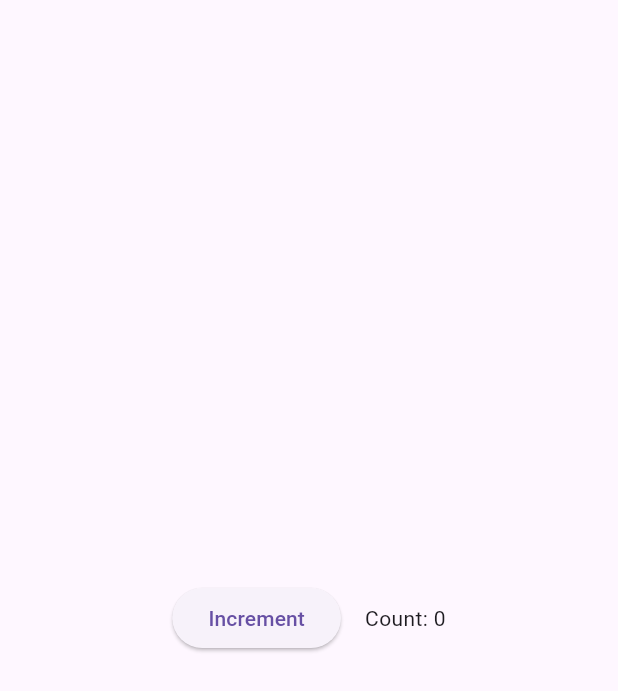
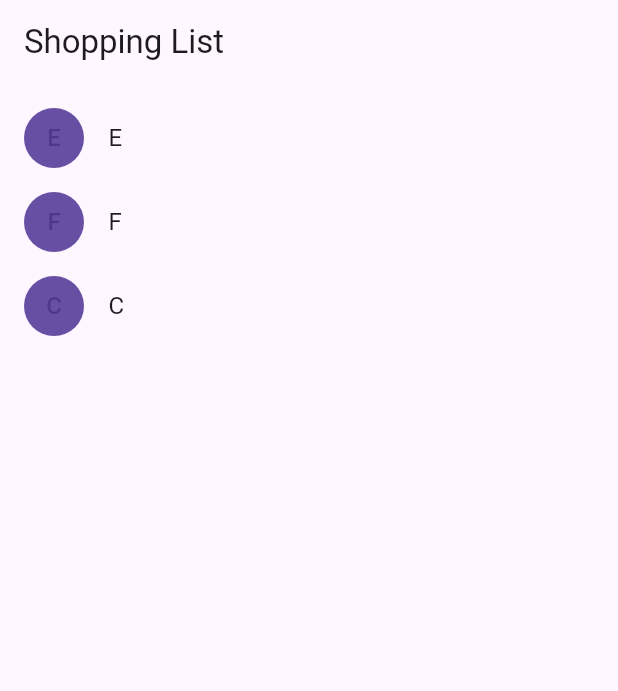
Before and after one commit to javalue/FlutterStudyDemo, a Flutter app: the screen it shows after launch, on a phone screen of 412 x 824 dp. Shown: the top 691 px of the screen. Run offline on Flutter 3.47's test engine with Material 3 defaults, Android fonts, the phone set to English and light mode, and no system bars.

Commit message:
feat:把所有东西整合起来

```diff
--- a/lib/main.dart
+++ b/lib/main.dart
@@ -1,61 +1,105 @@
 import 'package:flutter/material.dart';
 
-class CounterDisplay extends StatelessWidget {
-  const CounterDisplay({required this.count, super.key});
+class Product {
+  final String name;
 
-  final int count;
+  const Product({required this.name});
+}
+
+typedef CartChangedCallback = void Function(Product product, bool inCart);
+
+class ShoppingListItem extends StatelessWidget {
+  ShoppingListItem({
+    required this.product,
+    required this.inCart,
+    required this.onCartChanged,
+  }) : super(key: ObjectKey(product));
+
+  final Product product;
+  final bool inCart;
+  final CartChangedCallback onCartChanged;
+
+  Color _getColor(BuildContext context) {
+    return inCart //
+        ? Colors.black54
+        : Theme.of(context).primaryColor;
+  }
+
+  TextStyle? _getTextStyle(BuildContext context) {
+    if (!inCart) return null;
+
+    return const TextStyle(
+      color: Colors.black54,
+      decoration: TextDecoration.lineThrough,
+    );
+  }
 
   @override
   Widget build(BuildContext context) {
-    return Text('Count: $count');
+    return ListTile(
+      onTap: () {
+        onCartChanged(product, inCart);
+      },
+      leading: CircleAvatar(
+        backgroundColor: _getColor(context),
+        child: Text(product.name[0]),
+      ),
+      title: Text(product.name[0], style: _getTextStyle(context)),
+    );
   }
 }
 
-class CounterIncrementor extends StatelessWidget {
-  const CounterIncrementor({required this.onPressed, super.key});
+class ShoppingList extends StatefulWidget {
+  const ShoppingList({required this.products, super.key});
 
-  final VoidCallback onPressed;
+  final List<Product> products;
 
   @override
-  Widget build(BuildContext context) {
-    return ElevatedButton(onPressed: onPressed, child: const Text('Increment'));
-  }
+  State<StatefulWidget> createState() => _ShoppingListState();
 }
 
-class Counter extends StatefulWidget {
-  const Counter({super.key});
+class _ShoppingListState extends State<ShoppingList> {
+  final _shoppingCart = <Product>{};
 
-  @override
-  State<StatefulWidget> createState() => _CounterState();
-}
-
-class _CounterState extends State<Counter> {
-  int _counter = 0;
-
-  void _increment() {
+  void _handleCartChanged(Product product, bool inCart) {
     setState(() {
-      _counter++;
+      if (!inCart) {
+        _shoppingCart.add(product);
+      } else {
+        _shoppingCart.remove(product);
+      }
     });
   }
 
   @override
   Widget build(BuildContext context) {
-    return Row(
-      mainAxisAlignment: MainAxisAlignment.center,
-      children: [
-        CounterIncrementor(onPressed: _increment),
-        const SizedBox(width: 16),
-        CounterDisplay(count: _counter),
-      ],
+    return Scaffold(
+      appBar: AppBar(title: const Text('Shopping List')),
+      body: ListView(
+        padding: const EdgeInsets.symmetric(vertical: 8),
+        children: widget.products.map((product) {
+          return ShoppingListItem(
+            product: product,
+            inCart: _shoppingCart.contains(product),
+            onCartChanged: _handleCartChanged,
+          );
+        }).toList(),
+      ),
     );
   }
 }
 
 void main() {
   runApp(
-    const MaterialApp(
+    MaterialApp(
       title: "Flutter Tutorial",
-      home: Scaffold(body: Center(child: Counter())),
+      home: ShoppingList(
+        products: [
+          Product(name: 'Eggs'),
+          Product(name: 'Flour'),
+          Product(name: 'Chocolate chips'),
+        ],
+      ),
     ),
   );
 }
```
